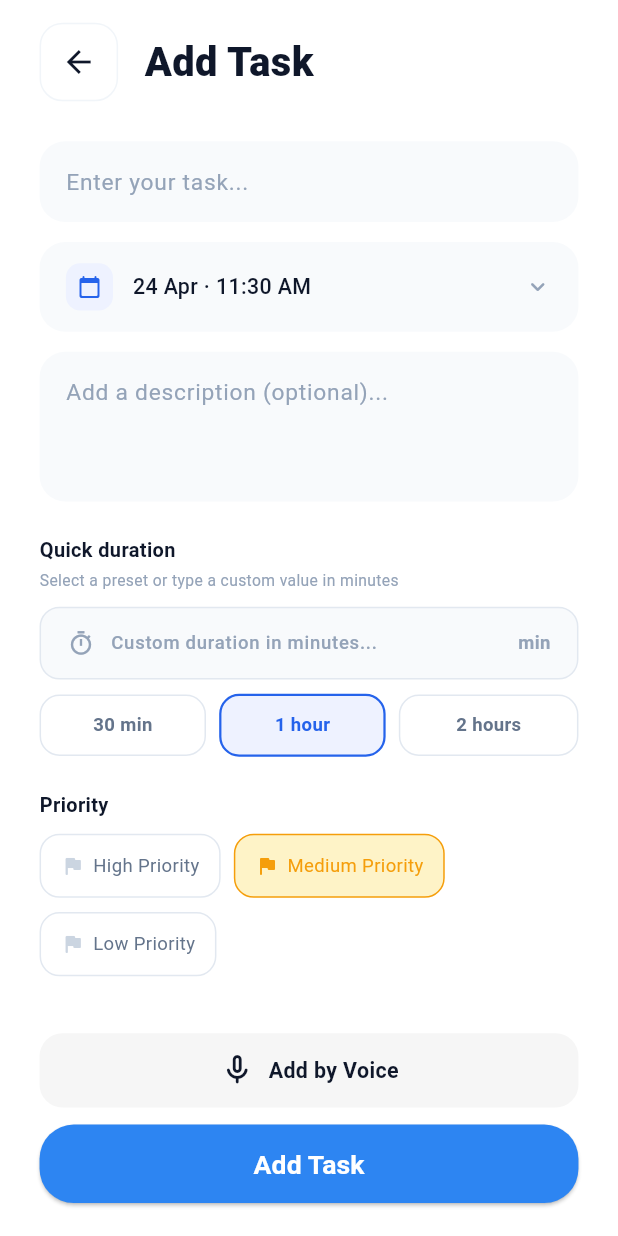
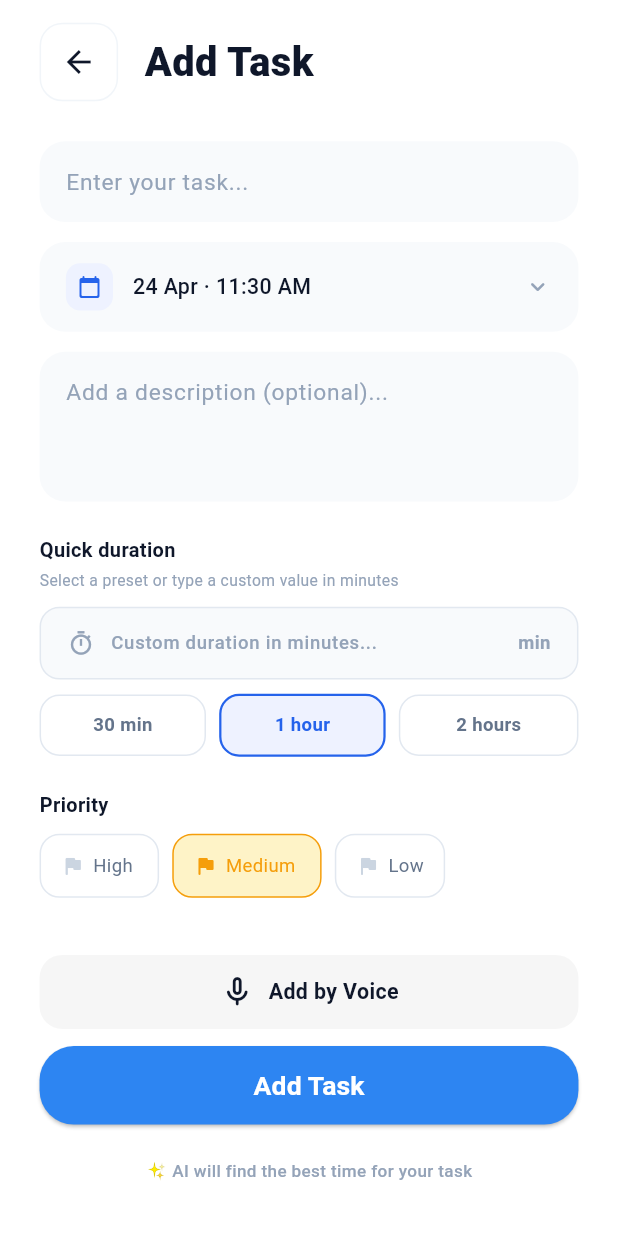
Before and after one commit to Mustafa-2097/shuhri, a Flutter app: the AddTaskPage screen opened directly, on a phone screen of 412 x 824 dp. Run offline on Flutter 3.47's test engine with Material 3 defaults, Android fonts, the light colour scheme and no system bars; our stand-ins replace device_preview, flutter_easyloading, flutter_screenutil, get, google_fonts, image_picker and 4 more; accounts and stored records are empty; network calls fail.

Commit message:
Fix priority chip error

```diff
--- a/lib/core/localization/app_translations.dart
+++ b/lib/core/localization/app_translations.dart
@@ -28,9 +28,9 @@
           'pending': 'Pending',
           'in_progress': 'In-Progress',
           'completed': 'Completed',
-          'high_priority': 'High Priority',
-          'medium_priority': 'Medium Priority',
-          'low_priority': 'Low Priority',
+          'high': 'High ',
+          'medium': 'Medium ',
+          'low': 'Low',
           'mark_all_read': 'Mark all read',
           'unread': 'Unread',
           'no_notifications': 'No notifications',
@@ -150,9 +150,9 @@
           'pending': 'Pendiente',
           'in_progress': 'En progreso',
           'completed': 'Completado',
-          'high_priority': 'Prioridad alta',
-          'medium_priority': 'Prioridad media',
-          'low_priority': 'Prioridad baja',
+          'high': 'alta',
+          'medium': 'media',
+          'low': 'baja',
           'mark_all_read': 'Marcar todo como leído',
           'unread': 'No leído',
           'no_notifications': 'No hay notificaciones',
@@ -273,9 +273,9 @@
           'pending': 'قيد الانتظار',
           'in_progress': 'قيد التنفيذ',
           'completed': 'مكتمل',
-          'high_priority': 'أولوية عالية',
-          'medium_priority': 'أولوية متوسطة',
-          'low_priority': 'أولوية منخفضة',
+          'high': 'عالية',
+          'medium': 'متوسطة',
+          'low': 'منخفضة',
           'mark_all_read': 'وضع علامة على الكل كمقروء',
           'unread': 'غير مقروء',
           'no_notifications': 'لا توجد إشعارات',
@@ -391,9 +391,9 @@
           'pending': 'Ausstehend',
           'in_progress': 'In Bearbeitung',
           'completed': 'Abgeschlossen',
-          'high_priority': 'Hohe Priorität',
-          'medium_priority': 'Mittlere Priorität',
-          'low_priority': 'Niedrige Priorität',
+          'high': 'Hohe',
+          'medium': 'Mittlere',
+          'low': 'Niedrige',
           'mark_all_read': 'Alle als gelesen markieren',
           'unread': 'Ungelesen',
           'no_notifications': 'Keine Benachrichtigungen',
@@ -514,9 +514,9 @@
           'pending': 'En attente',
           'in_progress': 'En cours',
           'completed': 'Terminé',
-          'high_priority': 'Priorité haute',
-          'medium_priority': 'Priorité moyenne',
-          'low_priority': 'Priorité basse',
+          'high': 'haute',
+          'medium': 'moyenne',
+          'low': 'basse',
           'mark_all_read': 'Marquer tout como lu',
           'unread': 'Non lu',
           'no_notifications': 'Aucune notification',
--- a/lib/feature/customer_dashboard/tasks/views/add_task_page.dart
+++ b/lib/feature/customer_dashboard/tasks/views/add_task_page.dart
@@ -32,19 +32,19 @@
 
   final List<Map<String, dynamic>> _priorities = [
     {
-      'label': 'high_priority'.tr,
+      'label': 'high'.tr,
       'value': 'HIGH',
       'color': const Color(0xFFEF4444),
       'bg': const Color(0xFFFEE2E2),
     },
     {
-      'label': 'medium_priority'.tr,
+      'label': 'medium'.tr,
       'value': 'MEDIUM',
       'color': const Color(0xFFF59E0B),
       'bg': const Color(0xFFFEF3C7),
     },
     {
-      'label': 'low_priority'.tr,
+      'label': 'low'.tr,
       'value': 'LOW',
       'color': const Color(0xFF22C55E),
       'bg': const Color(0xFFDCFCE7),
```
